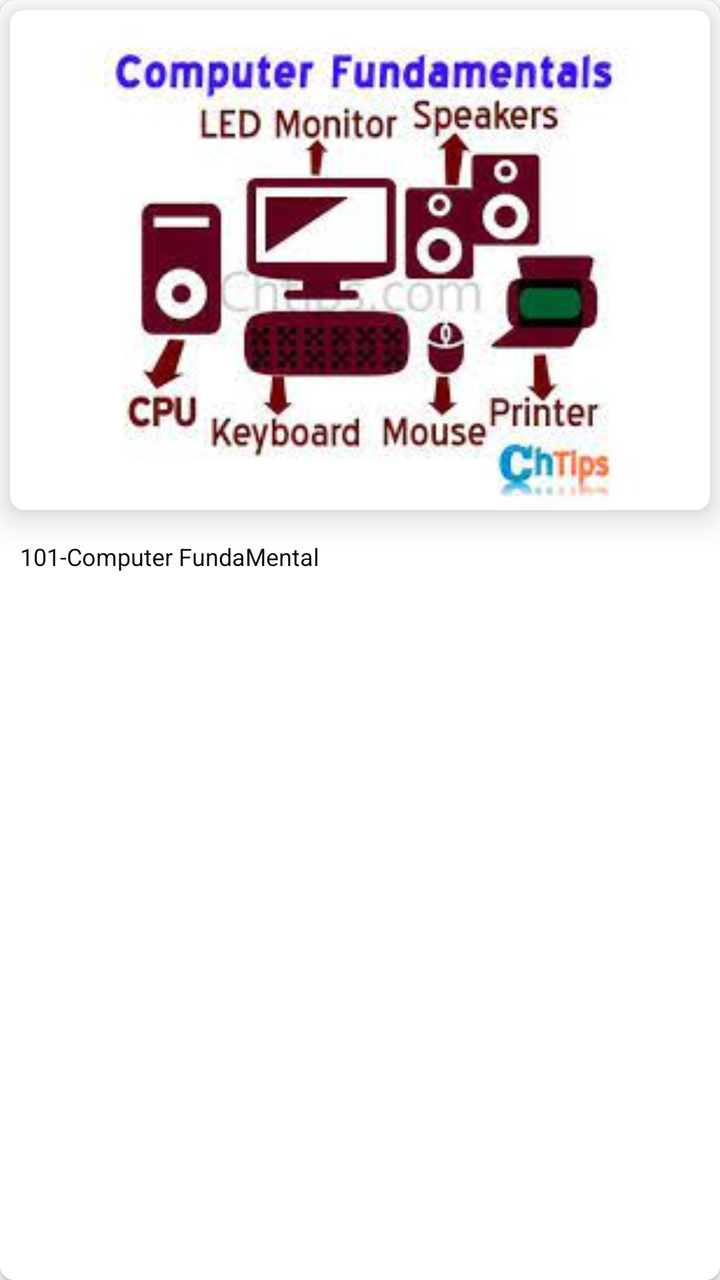
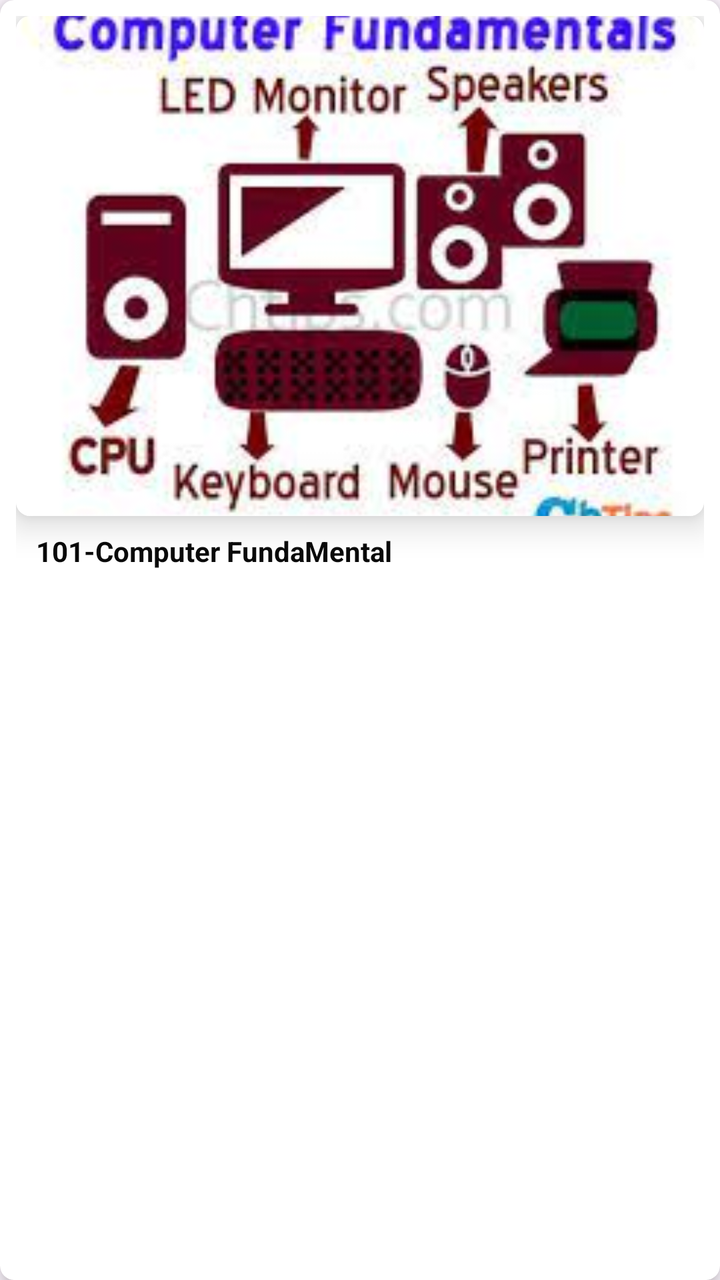

An Android layout rendered at two revisions. The XML below is the earlier revision; the diff shows what the commit changed to produce the second picture.
<!-- AndroidManifest.xml: application theme Theme.MyApplication -->
<!-- res/layout/item_books.xml -->
<?xml version="1.0" encoding="utf-8"?>
<androidx.cardview.widget.CardView xmlns:android="http://schemas.android.com/apk/res/android"
    xmlns:tools="http://schemas.android.com/tools"
    android:layout_width="match_parent"
    android:layout_height="wrap_content"
    xmlns:app="http://schemas.android.com/apk/res-auto"
    android:layout_margin="@dimen/dim_5"
    app:cardCornerRadius="@dimen/dim_7">
    <LinearLayout
        android:layout_width="match_parent"
        android:layout_height="wrap_content"
        android:orientation="vertical">
        <androidx.cardview.widget.CardView
            android:layout_width="match_parent"
            android:layout_margin="@dimen/dim_5"
            app:cardCornerRadius="@dimen/dim_7"
            android:layout_height="@dimen/dim_250"
            app:cardElevation="@dimen/dim_10">
            <ImageView
                android:src="@drawable/downloads"
                android:layout_width="match_parent"
                android:layout_height="match_parent"
                android:adjustViewBounds="true"
                android:id="@+id/book_cover"
                tools:ignore="ContentDescription" />
        </androidx.cardview.widget.CardView>

        <TextView
            android:id="@+id/book_t"
            android:layout_width="wrap_content"
            android:layout_height="wrap_content"
            android:layout_margin="@dimen/dim_10"
            android:text="@string/_101_computer_fundamental"
            android:textColor="#090909"
            android:textSize="12sp"
            tools:ignore="VisualLintBounds" />
    </LinearLayout>

</androidx.cardview.widget.CardView>
<!-- resources referenced by this layout -->
<resources>
  <dimen name="dim_10">10dp</dimen>
  <dimen name="dim_250">250dp</dimen>
  <dimen name="dim_5">5dp</dimen>
  <dimen name="dim_7">7dp</dimen>
  <!-- drawable downloads: jpg bitmap (drawable-mdpi, 11586 bytes) -->
  <string name="_101_computer_fundamental">101-Computer FundaMental</string>
  <style name="Theme.MyApplication" parent="Base.Theme.MyApplication" />
  <style name="Base.Theme.MyApplication" parent="Theme.Material3.DayNight.NoActionBar">
          
          
  
          <item name="colorPrimary">#F4790C</item>
      </style>
</resources>

<!-- the commit's change to res/layout/item_books.xml (unified diff, before → after) -->
@@ -1,38 +1,53 @@
 <?xml version="1.0" encoding="utf-8"?>
-<androidx.cardview.widget.CardView xmlns:android="http://schemas.android.com/apk/res/android"
+<androidx.cardview.widget.CardView
+    xmlns:android="http://schemas.android.com/apk/res/android"
+    xmlns:app="http://schemas.android.com/apk/res-auto"
     xmlns:tools="http://schemas.android.com/tools"
     android:layout_width="match_parent"
     android:layout_height="wrap_content"
-    xmlns:app="http://schemas.android.com/apk/res-auto"
     android:layout_margin="@dimen/dim_5"
-    app:cardCornerRadius="@dimen/dim_7">
+    app:cardCornerRadius="@dimen/dim_7"
+    app:cardElevation="@dimen/dim_6"
+    android:background="?android:attr/selectableItemBackground">
+
     <LinearLayout
         android:layout_width="match_parent"
         android:layout_height="wrap_content"
-        android:orientation="vertical">
+        android:orientation="vertical"
+        android:padding="@dimen/dim_8">
+
+        
         <androidx.cardview.widget.CardView
             android:layout_width="match_parent"
-            android:layout_margin="@dimen/dim_5"
+            android:layout_height="@dimen/dim_250"
+            android:layout_marginBottom="@dimen/dim_8"
             app:cardCornerRadius="@dimen/dim_7"
-            android:layout_height="@dimen/dim_250"
             app:cardElevation="@dimen/dim_10">
+
             <ImageView
-                android:src="@drawable/downloads"
+                android:id="@+id/book_cover"
                 android:layout_width="match_parent"
                 android:layout_height="match_parent"
+                android:scaleType="centerCrop"
                 android:adjustViewBounds="true"
-                android:id="@+id/book_cover"
+
+                android:src="@drawable/downloads"
                 tools:ignore="ContentDescription" />
         </androidx.cardview.widget.CardView>
 
+        
         <TextView
             android:id="@+id/book_t"
             android:layout_width="wrap_content"
             android:layout_height="wrap_content"
-            android:layout_margin="@dimen/dim_10"
+            android:layout_marginStart="@dimen/dim_10"
+            android:layout_marginEnd="@dimen/dim_10"
             android:text="@string/_101_computer_fundamental"
             android:textColor="#090909"
-            android:textSize="12sp"
+            android:textSize="14sp"
+            android:textStyle="bold"
+            android:maxLines="2"
+            android:ellipsize="end"
             tools:ignore="VisualLintBounds" />
     </LinearLayout>
 
<!-- resource entries referenced after the edit -->
@@ -3,7 +3,9 @@
   <dimen name="dim_10">10dp</dimen>
   <dimen name="dim_250">250dp</dimen>
   <dimen name="dim_5">5dp</dimen>
+  <dimen name="dim_6">6dp</dimen>
   <dimen name="dim_7">7dp</dimen>
+  <dimen name="dim_8" tools:ignore="MissingDefaultResource">12dp</dimen>
   <!-- drawable downloads: jpg bitmap (drawable-mdpi, 11586 bytes) -->
   <string name="_101_computer_fundamental">101-Computer FundaMental</string>
   <style name="Theme.MyApplication" parent="Base.Theme.MyApplication" />
